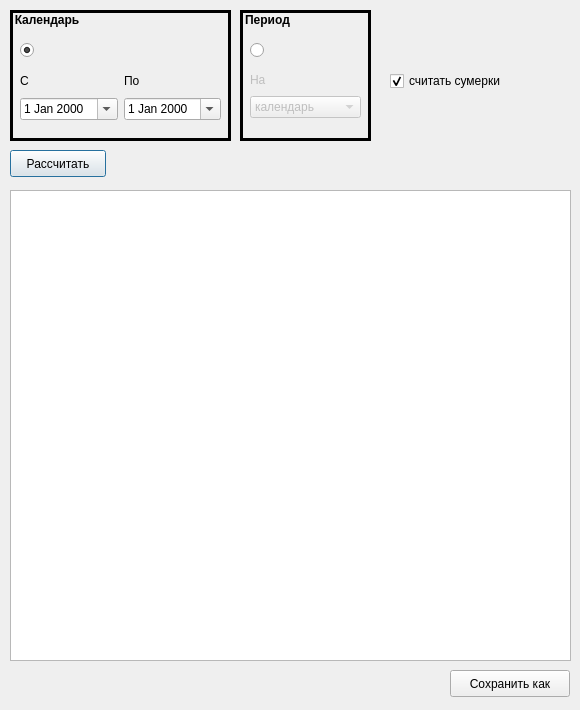
Above: dialogtableview.ui from serg-lar/sun-moon-time before the change. Below: the same form after it.
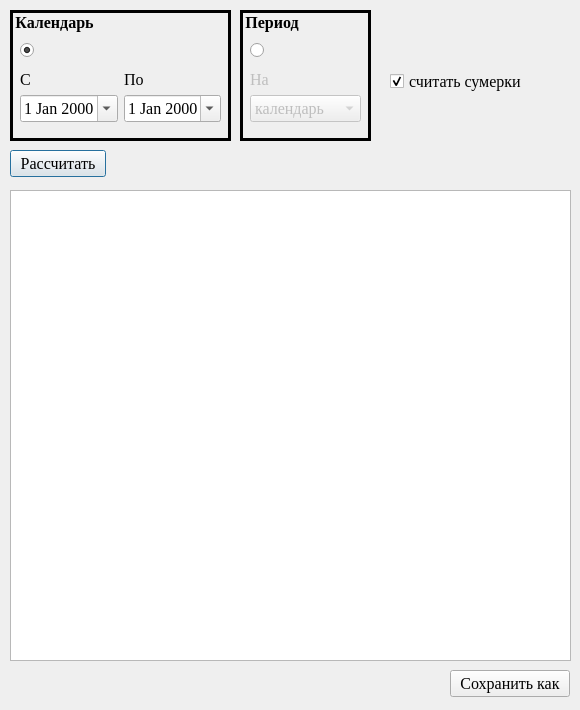
That is the form after the change.

```diff
--- a/dialogtableview.ui
+++ b/dialogtableview.ui
@@ -56,6 +56,15 @@
      <verstretch>0</verstretch>
     </sizepolicy>
    </property>
+   <property name="font">
+    <font>
+     <family>Times New Roman</family>
+     <pointsize>12</pointsize>
+     <weight>75</weight>
+     <italic>false</italic>
+     <bold>true</bold>
+    </font>
+   </property>
    <property name="styleSheet">
     <string notr="true">QGroupBox
 {
@@ -94,6 +103,12 @@
       <height>52</height>
      </rect>
     </property>
+    <property name="font">
+     <font>
+      <family>Times New Roman</family>
+      <pointsize>12</pointsize>
+     </font>
+    </property>
     <layout class="QVBoxLayout" name="verticalLayout_3">
      <item>
       <widget class="QLabel" name="label_3">
@@ -106,6 +121,12 @@
          <verstretch>0</verstretch>
         </sizepolicy>
        </property>
+       <property name="font">
+        <font>
+         <family>Times New Roman</family>
+         <pointsize>12</pointsize>
+        </font>
+       </property>
        <property name="text">
         <string>На</string>
        </property>
@@ -116,6 +137,12 @@
        <property name="enabled">
         <bool>false</bool>
        </property>
+       <property name="font">
+        <font>
+         <family>Times New Roman</family>
+         <pointsize>12</pointsize>
+        </font>
+       </property>
        <property name="currentIndex">
         <number>0</number>
        </property>
@@ -184,6 +211,15 @@
      <verstretch>0</verstretch>
     </sizepolicy>
    </property>
+   <property name="font">
+    <font>
+     <family>Times New Roman</family>
+     <pointsize>12</pointsize>
+     <weight>75</weight>
+     <italic>false</italic>
+     <bold>true</bold>
+    </font>
+   </property>
    <property name="styleSheet">
     <string notr="true">QGroupBox
 {
@@ -209,6 +245,12 @@
       <height>54</height>
      </rect>
     </property>
+    <property name="font">
+     <font>
+      <family>Times New Roman</family>
+      <pointsize>12</pointsize>
+     </font>
+    </property>
     <layout class="QHBoxLayout" name="horizontalLayout">
      <item>
       <layout class="QVBoxLayout" name="verticalLayout">
@@ -220,6 +262,12 @@
            <verstretch>0</verstretch>
           </sizepolicy>
          </property>
+         <property name="font">
+          <font>
+           <family>Times New Roman</family>
+           <pointsize>12</pointsize>
+          </font>
+         </property>
          <property name="text">
           <string>С</string>
          </property>
@@ -233,6 +281,12 @@
            <verstretch>0</verstretch>
           </sizepolicy>
          </property>
+         <property name="font">
+          <font>
+           <family>Times New Roman</family>
+           <pointsize>12</pointsize>
+          </font>
+         </property>
          <property name="currentSection">
           <enum>QDateTimeEdit::DaySection</enum>
          </property>
@@ -256,6 +310,12 @@
            <verstretch>0</verstretch>
           </sizepolicy>
          </property>
+         <property name="font">
+          <font>
+           <family>Times New Roman</family>
+           <pointsize>12</pointsize>
+          </font>
+         </property>
          <property name="text">
           <string>По</string>
          </property>
@@ -269,6 +329,12 @@
            <verstretch>0</verstretch>
           </sizepolicy>
          </property>
+         <property name="font">
+          <font>
+           <family>Times New Roman</family>
+           <pointsize>12</pointsize>
+          </font>
+         </property>
          <property name="currentSection">
           <enum>QDateTimeEdit::DaySection</enum>
          </property>
@@ -310,6 +376,12 @@
      <height>27</height>
     </rect>
    </property>
+   <property name="font">
+    <font>
+     <family>Times New Roman</family>
+     <pointsize>12</pointsize>
+    </font>
+   </property>
    <property name="text">
     <string>Рассчитать</string>
    </property>
@@ -323,6 +395,12 @@
      <height>27</height>
     </rect>
    </property>
+   <property name="font">
+    <font>
+     <family>Times New Roman</family>
+     <pointsize>12</pointsize>
+    </font>
+   </property>
    <property name="text">
     <string>Сохранить как</string>
    </property>
@@ -336,6 +414,12 @@
      <height>22</height>
     </rect>
    </property>
+   <property name="font">
+    <font>
+     <family>Times New Roman</family>
+     <pointsize>12</pointsize>
+    </font>
+   </property>
    <property name="text">
     <string>считать сумерки</string>
    </property>
```
Left out of the diff: 18 changed lines with no effect on the pictures.
